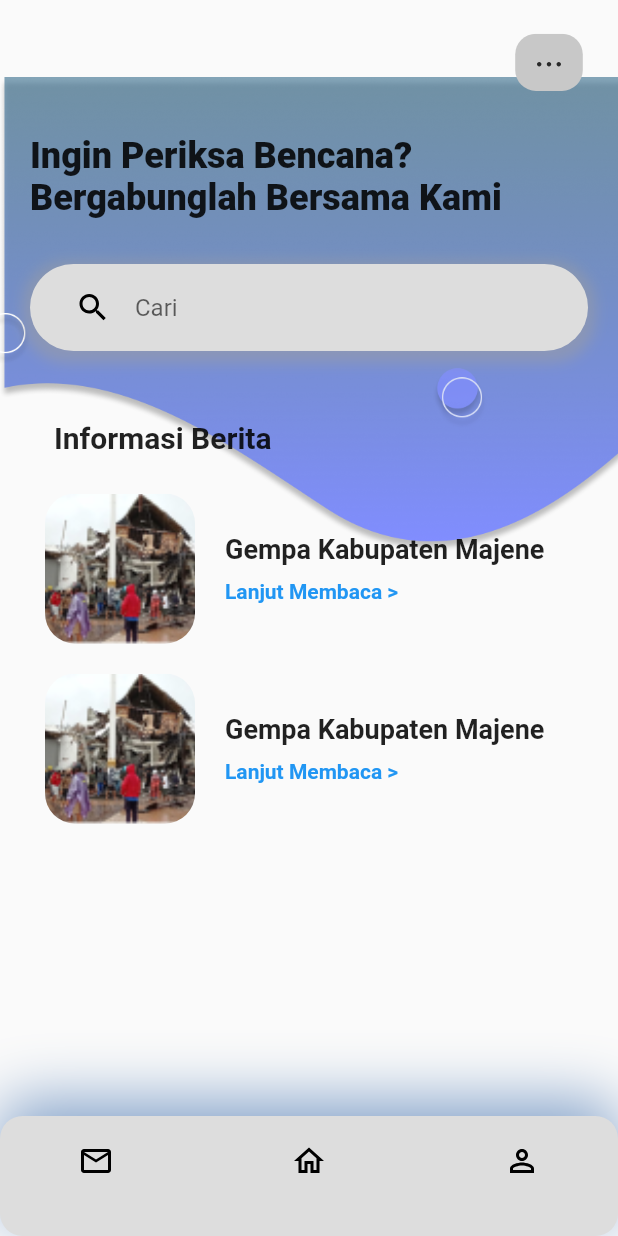
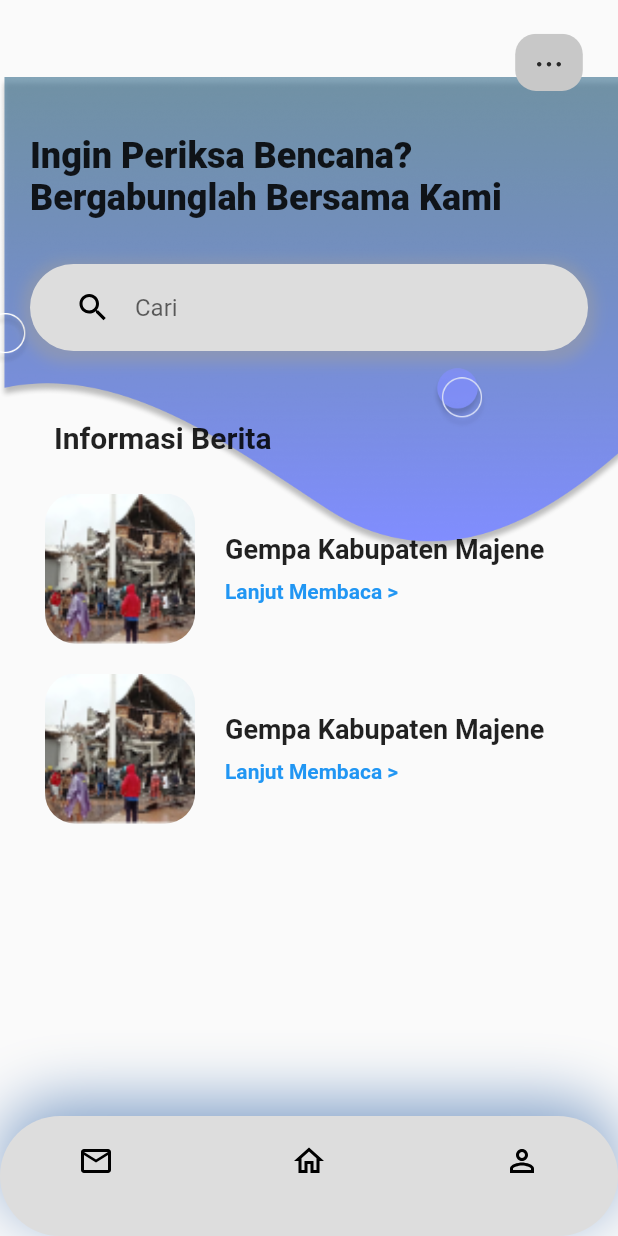
Before and after one commit to ihsanasfarii/Self-Safety-Report-Apps, a Flutter app: the beranda screen opened by its route, on a phone screen of 412 x 824 dp. Run offline on Flutter 3.47's test engine with Material 2 defaults, Android fonts, the phone set to English and light mode, and no system bars; our stand-ins replace flutter_svg.

Commit message:
Update navbar.dart

```diff
--- a/lib/navbar.dart
+++ b/lib/navbar.dart
@@ -18,7 +18,7 @@ class MyBottomNavBar extends StatelessWidget {
       ),
       height: 80,
       decoration: BoxDecoration(
-        borderRadius: BorderRadius.circular(15.0),
+        borderRadius: BorderRadius.circular(40.0),
         color: Color.fromARGB(255, 221, 221, 221),
         boxShadow: [
           BoxShadow(
```
